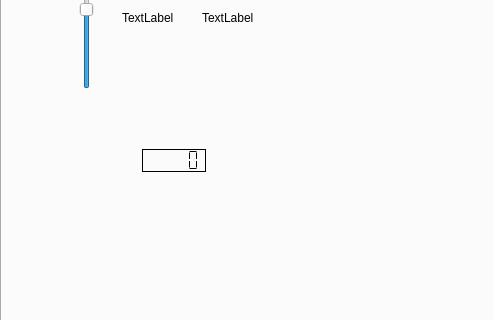
First picture: the form in RaspberryPI/mainwindow.ui, repository maruncz/RaspberryPI-tablet, before the edit; both pictures show x 0 to 494 and y 166 to 486 of the 1083 by 695 pixel window.
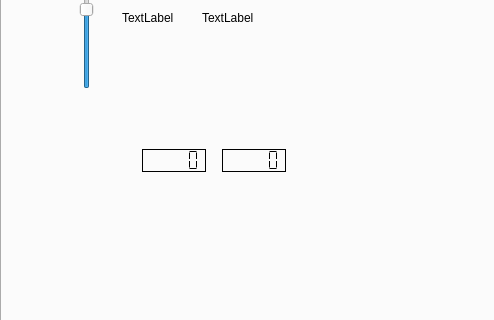
Second picture: the form after the edit. Icons and pictures are not drawn.

Commit message: On branch master 	modified:   RaspberryPI/RaspberryPI.pro.user 	modified:   RaspberryPI/mainwindow.cpp 	modified:   RaspberryPI/mainwindow.ui

What changed in the file:
```diff
--- a/RaspberryPI/mainwindow.ui
+++ b/RaspberryPI/mainwindow.ui
@@ -137,6 +137,25 @@
        <enum>QLCDNumber::Flat</enum>
       </property>
      </widget>
+     <widget class="QLCDNumber" name="lcdNumber_4">
+      <property name="geometry">
+       <rect>
+        <x>220</x>
+        <y>260</y>
+        <width>64</width>
+        <height>23</height>
+       </rect>
+      </property>
+      <property name="frameShadow">
+       <enum>QFrame::Plain</enum>
+      </property>
+      <property name="smallDecimalPoint">
+       <bool>false</bool>
+      </property>
+      <property name="segmentStyle">
+       <enum>QLCDNumber::Flat</enum>
+      </property>
+     </widget>
     </widget>
    </widget>
   </widget>
```
The commit also changes 2 other files.
